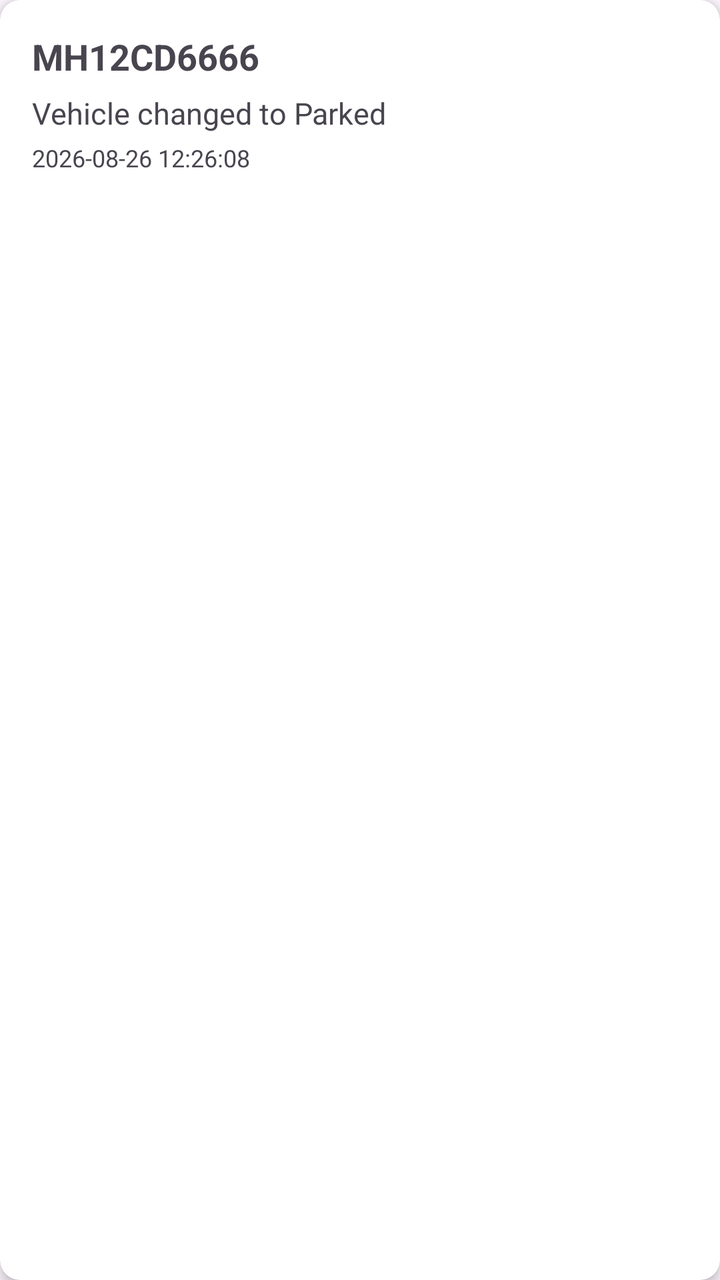
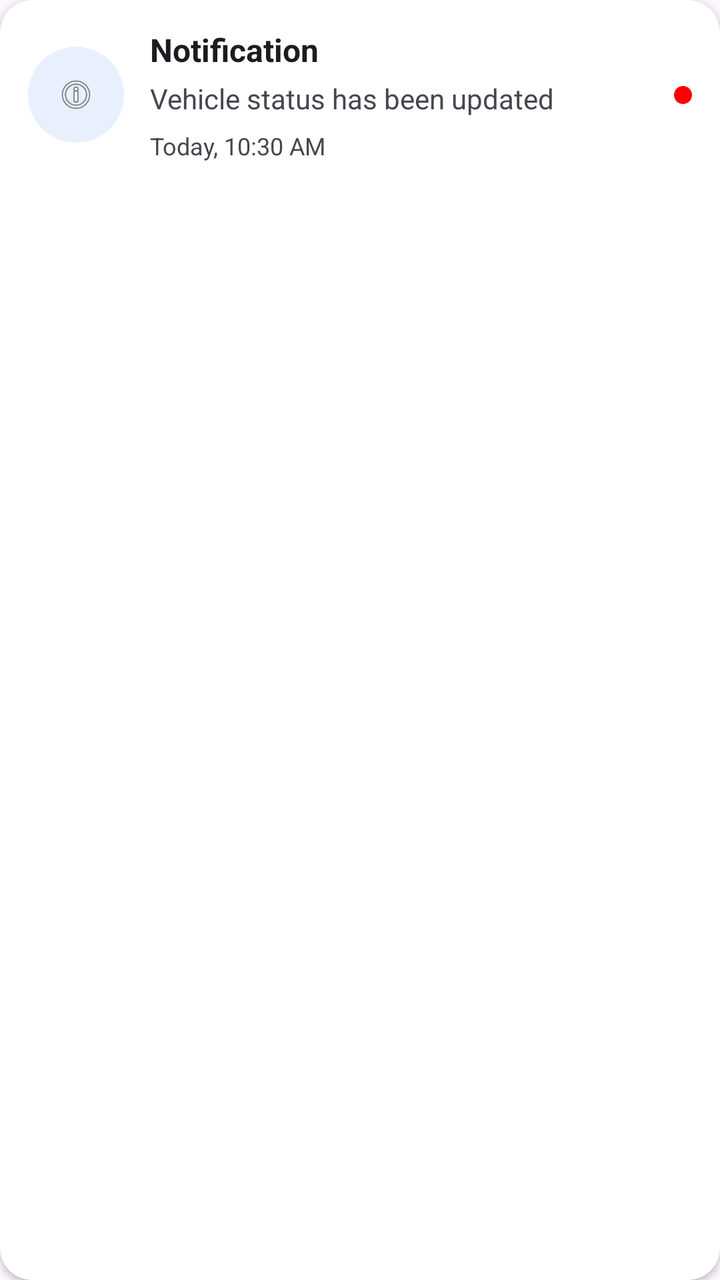

Screens rendered from an Android XML layout before and after an edit, with the pre-edit source and the edit as a unified diff.
<!-- AndroidManifest.xml: application theme Theme.RepoMaster -->
<!-- res/layout/item_admin_notification.xml -->
<?xml version="1.0" encoding="utf-8"?>
<androidx.cardview.widget.CardView
    xmlns:android="http://schemas.android.com/apk/res/android"
    xmlns:app="http://schemas.android.com/apk/res-auto"
    android:layout_width="match_parent"
    android:layout_height="wrap_content"
    android:layout_margin="8dp"
    app:cardCornerRadius="10dp"
    app:cardElevation="4dp">

    <LinearLayout
        android:layout_width="match_parent"
        android:layout_height="wrap_content"
        android:orientation="vertical"
        android:padding="16dp">

        <TextView
            android:id="@+id/tvVehicleNumber"
            android:layout_width="match_parent"
            android:layout_height="wrap_content"
            android:text="MH12CD6666"
            android:textSize="18sp"
            android:textStyle="bold" />

        <TextView
            android:id="@+id/tvMessage"
            android:layout_width="match_parent"
            android:layout_height="wrap_content"
            android:layout_marginTop="6dp"
            android:text="Vehicle changed to Parked"
            android:textSize="15sp" />



        <TextView
            android:id="@+id/tvDate"
            android:layout_width="match_parent"
            android:layout_height="wrap_content"
            android:layout_marginTop="4dp"
            android:text="2026-08-26 12:26:08"
            android:textSize="12sp" />

    </LinearLayout>

</androidx.cardview.widget.CardView>
<!-- resources referenced by this layout -->
<resources>
  <style name="Theme.RepoMaster" parent="Base.Theme.RepoMaster" />
  <style name="Base.Theme.RepoMaster" parent="Theme.Material3.DayNight.NoActionBar">
          
          
      </style>
</resources>

<!-- the commit's change to res/layout/item_admin_notification.xml (unified diff, before → after) -->
@@ -2,43 +2,95 @@
 <androidx.cardview.widget.CardView
     xmlns:android="http://schemas.android.com/apk/res/android"
     xmlns:app="http://schemas.android.com/apk/res-auto"
+
     android:layout_width="match_parent"
     android:layout_height="wrap_content"
-    android:layout_margin="8dp"
-    app:cardCornerRadius="10dp"
-    app:cardElevation="4dp">
+
+    android:layout_marginStart="12dp"
+    android:layout_marginEnd="12dp"
+    android:layout_marginTop="6dp"
+    android:layout_marginBottom="6dp"
+
+    android:foreground="?attr/selectableItemBackground"
+
+    app:cardCornerRadius="16dp"
+    app:cardElevation="2dp"
+    app:cardUseCompatPadding="false">
 
     <LinearLayout
         android:layout_width="match_parent"
         android:layout_height="wrap_content"
-        android:orientation="vertical"
-        android:padding="16dp">
+        android:orientation="horizontal"
+        android:gravity="center_vertical"
+        android:padding="14dp">
 
-        <TextView
-            android:id="@+id/tvVehicleNumber"
-            android:layout_width="match_parent"
+        
+        <FrameLayout
+            android:layout_width="48dp"
+            android:layout_height="48dp"
+            android:background="@drawable/bg_notification_icon"
+            android:gravity="center">
+
+            <ImageView
+                android:id="@+id/ivIcon"
+                android:layout_width="28dp"
+                android:layout_height="28dp"
+                android:layout_gravity="center"
+                android:padding="4dp"
+                android:src="@android:drawable/ic_menu_info_details"
+                android:contentDescription="Notification icon" />
+
+        </FrameLayout>
+
+        
+        <LinearLayout
+            android:layout_width="0dp"
             android:layout_height="wrap_content"
-            android:text="MH12CD6666"
-            android:textSize="18sp"
-            android:textStyle="bold" />
+            android:layout_weight="1"
+            android:orientation="vertical"
+            android:layout_marginStart="13dp">
 
-        <TextView
-            android:id="@+id/tvMessage"
-            android:layout_width="match_parent"
-            android:layout_height="wrap_content"
-            android:layout_marginTop="6dp"
-            android:text="Vehicle changed to Parked"
-            android:textSize="15sp" />
+            <TextView
+                android:id="@+id/tvTitle"
+                android:layout_width="match_parent"
+                android:layout_height="wrap_content"
+                android:text="Notification"
+                android:textSize="16sp"
+                android:textStyle="bold"
+                android:textColor="?android:attr/textColorPrimary"
+                android:maxLines="1"
+                android:ellipsize="end" />
 
+            <TextView
+                android:id="@+id/tvMessage"
+                android:layout_width="match_parent"
+                android:layout_height="wrap_content"
+                android:layout_marginTop="4dp"
+                android:text="Vehicle status has been updated"
+                android:textSize="14sp"
+                android:textColor="?android:attr/textColorSecondary"
+                android:maxLines="2"
+                android:ellipsize="end" />
 
+            <TextView
+                android:id="@+id/tvDate"
+                android:layout_width="match_parent"
+                android:layout_height="wrap_content"
+                android:layout_marginTop="6dp"
+                android:text="Today, 10:30 AM"
+                android:textSize="12sp"
+                android:textColor="?android:attr/textColorSecondary" />
 
-        <TextView
-            android:id="@+id/tvDate"
-            android:layout_width="match_parent"
-            android:layout_height="wrap_content"
-            android:layout_marginTop="4dp"
-            android:text="2026-08-26 12:26:08"
-            android:textSize="12sp" />
+        </LinearLayout>
+
+        
+        <View
+            android:id="@+id/viewUnread"
+            android:layout_width="9dp"
+            android:layout_height="9dp"
+            android:layout_marginStart="8dp"
+            android:layout_gravity="center_vertical"
+            android:background="@drawable/bg_notification_unread" />
 
     </LinearLayout>
 
<!-- resource entries referenced after the edit -->
@@ -1,6 +1,25 @@
 <!-- resources referenced by this layout -->
 <resources>
+  <!-- drawable bg_notification_icon (drawable) -->
+  <?xml version="1.0" encoding="utf-8"?>
+  <shape xmlns:android="http://schemas.android.com/apk/res/android"
+      android:shape="oval">
+  
+      <solid android:color="#E8F0FE" />
+  
+  </shape>
+  <!-- drawable bg_notification_unread (drawable) -->
+  <?xml version="1.0" encoding="utf-8"?>
+  <shape
+      xmlns:android="http://schemas.android.com/apk/res/android"
+      android:shape="oval">
+  
+      <solid
+          android:color="@color/red" />
+  
+  </shape>
   <style name="Theme.RepoMaster" parent="Base.Theme.RepoMaster" />
+  <color name="red">#FF0000</color>
   <style name="Base.Theme.RepoMaster" parent="Theme.Material3.DayNight.NoActionBar">
           
           
